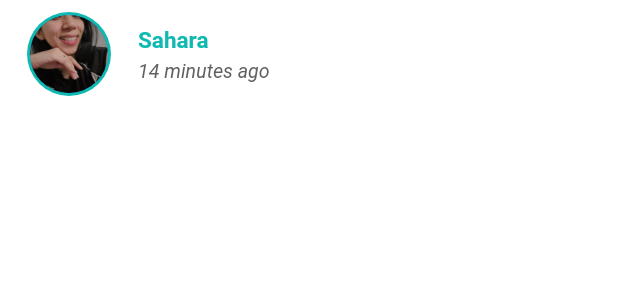
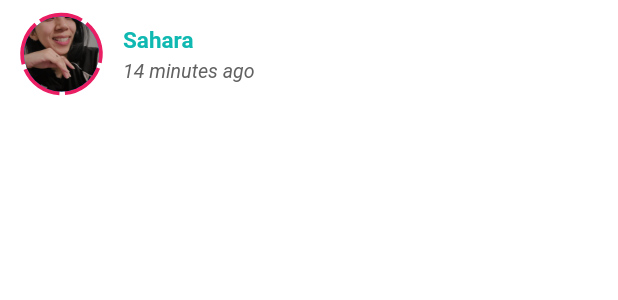
Before and after one commit to Prashanna1992/connect_app, a Flutter app: the ContactStatus widget shown alone on an empty page, opened directly, on a phone screen of 412 x 824 dp. Shown: the top 300 px of the screen. Run offline on Flutter 3.47's test engine with Material 2 defaults, Android fonts, the phone set to English and light mode, and no system bars; our stand-ins replace camera, flutter_svg, socket_io_client, timeago, video_player; Roboto replaces fonts that are missing (Raleway).

Commit message:
Status and Status display design

```diff
--- a/lib/CustomUI/StatusPage/ContactStatus.dart
+++ b/lib/CustomUI/StatusPage/ContactStatus.dart
@@ -1,24 +1,32 @@
+import 'dart:math';
+
 import 'package:flutter/material.dart';
 
 class ContactStatus extends StatelessWidget {
   const ContactStatus(
-      {Key? key, required this.name, required this.updatedAt, this.image})
+      {Key? key,
+      required this.name,
+      required this.updatedAt,
+      this.image,
+      required this.statusCount,
+      required this.isSeen})
       : super(key: key);
   final String name;
   final String updatedAt;
   final String? image;
+  final int statusCount;
+  final bool isSeen;
 
   @override
   Widget build(BuildContext context) {
     return ListTile(
-      leading: CircleAvatar(
-        radius: 30,
-        backgroundColor: Theme.of(context).colorScheme.primary,
+      leading: CustomPaint(
+        painter: StatusPainter(isSeen: isSeen, statusCount: statusCount),
         child: CircleAvatar(
-          radius: 26,
+          radius: 25,
           backgroundImage: image != null
               ? AssetImage(image!)
-              : AssetImage("assets/nopic.png"),
+              : const AssetImage("assets/nopic.png"),
         ),
       ),
       title: Text(
@@ -38,3 +46,39 @@ class ContactStatus extends StatelessWidget {
     );
   }
 }
+
+double degreeToAngle(double degree) {
+  return degree * pi / 180.0;
+}
+
+class StatusPainter extends CustomPainter {
+  bool isSeen;
+  int statusCount;
+  StatusPainter({required this.isSeen, required this.statusCount});
+  @override
+  void paint(Canvas canvas, Size size) {
+    final Paint paint = Paint()
+      ..isAntiAlias = true
+      ..strokeWidth = 5.0
+      ..color = isSeen ? Colors.grey : Colors.pink
+      ..style = PaintingStyle.stroke;
+    drawArc(canvas, size, paint);
+  }
+
+  void drawArc(Canvas canvas, Size size, Paint paint) {
+    int i = 1;
+    double arc = 360.0 / statusCount;
+    double degree = 90;
+    while (i <= statusCount) {
+      canvas.drawArc(Rect.fromLTWH(0.0, 0.0, size.width, size.height),
+          degreeToAngle(degree + 3), degreeToAngle(arc - 8), false, paint);
+      degree += arc;
+      i++;
+    }
+  }
+
+  @override
+  bool shouldRepaint(covariant CustomPainter oldDelegate) {
+    return true;
+  }
+}
--- a/lib/Pages/StatusPage.dart
+++ b/lib/Pages/StatusPage.dart
@@ -60,12 +60,16 @@ class _StatusPageState extends State<StatusPage> {
               updatedAt: timeago
                   .format(DateTime.now().subtract(const Duration(minutes: 14))),
               image: "assets/motu.jpg",
+              isSeen: false,
+              statusCount: 5,
             ),
             ContactStatus(
               name: "Kabita",
               updatedAt: timeago
                   .format(DateTime.now().subtract(const Duration(minutes: 28))),
               image: "assets/missramen.jpg",
+              isSeen: false,
+              statusCount: 2,
             ),
             const Divider(
               height: 20,
@@ -79,6 +83,8 @@ class _StatusPageState extends State<StatusPage> {
               name: "Ujjwal",
               updatedAt: timeago
                   .format(DateTime.now().subtract(const Duration(minutes: 35))),
+              isSeen: true,
+              statusCount: 2,
             ),
           ],
         ),
```
